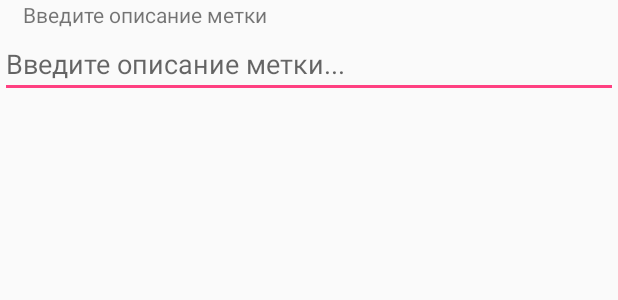
After one commit to AlekseyKonovalov/Project-Bezpaleva, an Android app: the layout dialognewmark.xml on its own in the app's theme, with its tools: preview values and no code run, on a phone screen of 412 x 824 dp. The commit adds this screen. Shown: the top 300 px of the screen. Run offline under Robolectric (Android 15) with nearby library versions, the phone set to English and light mode, and no system bars.

```diff
--- a/frontend/android_bzp1/app/src/main/java/com/example/bzp1/Mark.java
+++ b/frontend/android_bzp1/app/src/main/java/com/example/bzp1/Mark.java
@@ -81,6 +81,10 @@ public class Mark{
         this.y = y;
     }
 
+    public Mark(){
+
+    }
+
     public Mark(double x, double y, String type, String description ){
         this.x=x;
         this.y=y;
--- /dev/null
+++ b/frontend/android_bzp1/app/src/main/res/layout/dialognewmark.xml
@@ -0,0 +1,26 @@
+<?xml version="1.0" encoding="utf-8"?>
+<RelativeLayout xmlns:android="http://schemas.android.com/apk/res/android"
+    android:layout_width="match_parent"
+    android:layout_height="match_parent" >
+
+    <TextView
+        android:text="Введите описание метки"
+        android:layout_width="wrap_content"
+        android:layout_height="wrap_content"
+        android:id="@+id/textView2"
+        android:layout_alignParentTop="true"
+       android:layout_marginLeft="15dp"
+        android:layout_marginTop="0dp" />
+
+    <EditText
+        android:id="@+id/editDesc"
+        android:layout_width="match_parent"
+        android:layout_height="wrap_content"
+        android:hint="Введите описание метки..."
+
+
+        android:layout_marginTop="20dp">
+    </EditText>
+
+
+</RelativeLayout>
```
Also changed, not shown: frontend/android_bzp1/app/src/main/java/com/example/bzp1/DialogNewMark.java (+31 -16 lines), frontend/android_bzp1/app/src/main/java/com/example/bzp1/HandlerMarks.java (+5 -4 lines), frontend/android_bzp1/app/src/main/java/com/example/bzp1/MapActivity.java (+2 -17 lines).
